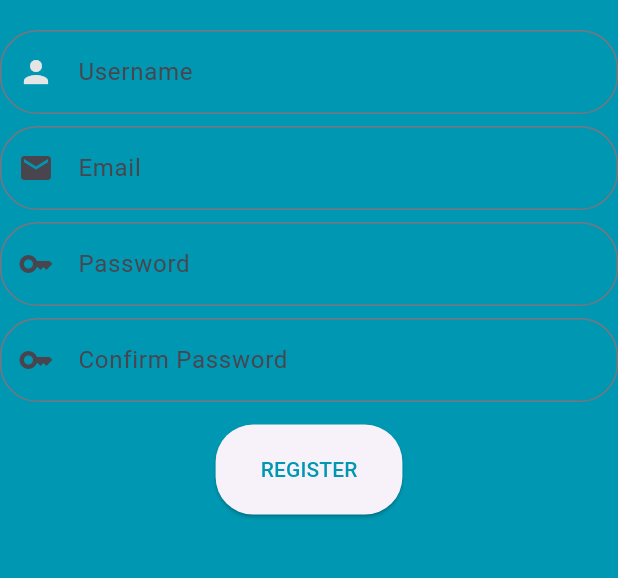
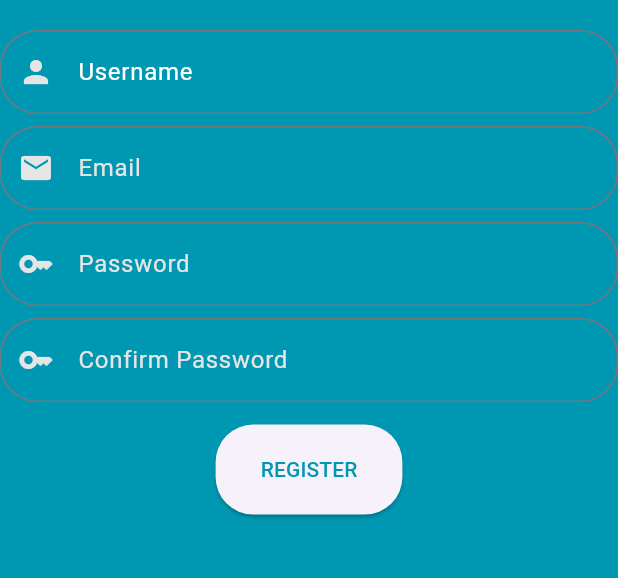
Before and after one commit to Ahmad-Waseem/ArenaGo, a Flutter app: the screen it shows after launch, after a tap on "Don't have an account? Sign up", on a phone screen of 412 x 824 dp, the part 512-1090 px from its top. Run offline on Flutter 3.47's test engine with Material 3 defaults, Android fonts, the light colour scheme and no system bars; our stand-ins replace geolocator, google_maps_flutter, image_picker.

Commit message:
Updated registration page outlook
Border color not being changed. Fix that

```diff
--- a/lib/views/login_view.dart
+++ b/lib/views/login_view.dart
@@ -144,9 +144,11 @@ class _LoginViewState extends State<LoginView> with SingleTickerProviderStateMix
                   const SizedBox(height: 20),
                   TextField(
                     decoration: InputDecoration(
-                      prefixIcon: const Icon(Icons.person, color: kBackgroundColor,),
+                      prefixIcon: const Icon(Icons.person, color: kBackgroundColor),
                       hintText: 'Username',
+                      hintStyle: const TextStyle(color: Colors.white),    // border color not working
                       border: OutlineInputBorder(
+                        borderSide: const BorderSide(color: kBackgroundColor),
                         borderRadius: BorderRadius.circular(25),
                       ),
                     ),
@@ -155,8 +157,23 @@ class _LoginViewState extends State<LoginView> with SingleTickerProviderStateMix
                   const SizedBox(height: 8),
                   TextField(
                     decoration: InputDecoration(
-                      prefixIcon: const Icon(Icons.mail),
+                      prefixIcon: const Icon(Icons.mail, color: kBackgroundColor),
                       hintText: 'Email',
+                      hintStyle: const TextStyle(color: kBackgroundColor),
+                      border: OutlineInputBorder(
+                        borderSide: const BorderSide(color: kBackgroundColor),
+                        borderRadius: BorderRadius.circular(25),
+                      ),
+                    ),
+                  ),
+
+                  const SizedBox(height: 8),
+                  TextField(
+                    obscureText: true,
+                    decoration: InputDecoration(
+                      prefixIcon: const Icon(Icons.key, color: kBackgroundColor),
+                      hintText: 'Password',
+                      hintStyle: const TextStyle(color: kBackgroundColor),
                       border: OutlineInputBorder(
                         borderRadius: BorderRadius.circular(25),
                       ),
@@ -167,20 +184,9 @@ class _LoginViewState extends State<LoginView> with SingleTickerProviderStateMix
                   TextField(
                     obscureText: true,
                     decoration: InputDecoration(
-                      prefixIcon: const Icon(Icons.key),
-                      hintText: 'Password',
-                      border: OutlineInputBorder(
-                        borderRadius: BorderRadius.circular(25),
-                      ),
-                    ),
-                  ),
-
-                  const SizedBox(height: 8),
-                  TextField(
-                    obscureText: true,
-                    decoration: InputDecoration(
-                      prefixIcon: const Icon(Icons.key),
+                      prefixIcon: const Icon(Icons.key, color: kBackgroundColor),
                       hintText: 'Confirm Password',
+                      hintStyle: const TextStyle(color: kBackgroundColor),
                       border: OutlineInputBorder(
                         borderRadius: BorderRadius.circular(25),
                       ),
```
